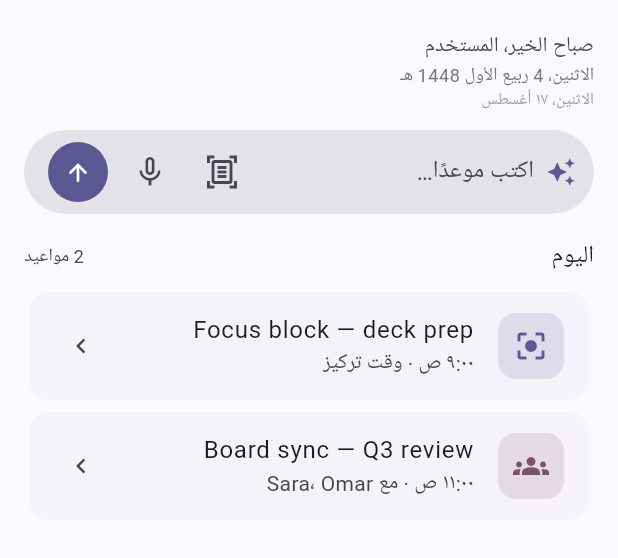
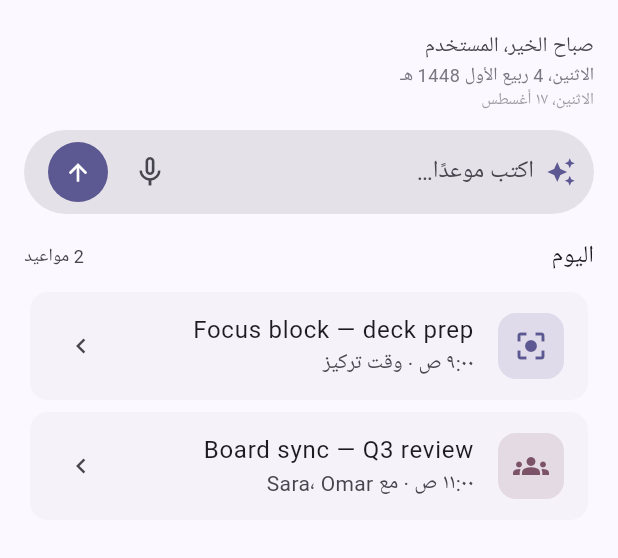
Before and after one commit to FaisalAlMass/meetmind, a Flutter app: the TodayScreen screen opened directly, on a phone screen of 412 x 824 dp, the part 65-623 px from its top. Run offline on Flutter 3.47's test engine with Material 3 defaults, Android fonts, the phone set to English and light mode, and no system bars; our stand-ins replace adhan, flutter_local_notifications, flutter_riverpod, hijri, shared_preferences, speech_to_text and 2 more; accounts and stored records are empty.

Commit message:
Revert "Add document scan / OCR capture input"
This reverts commit 5c5b3c86bec96c9b137f3f286afbd14b0ef5d138.

```diff
--- a/assets/tessdata_config.json
+++ /dev/null
@@ -1,6 +0,0 @@
-{
-  "files": [
-    "eng.traineddata",
-    "ara.traineddata"
-  ]
-}
--- a/lib/capabilities/calendar/presentation/today_screen.dart
+++ b/lib/capabilities/calendar/presentation/today_screen.dart
@@ -1,6 +1,5 @@
 import 'package:flutter/material.dart';
 import 'package:flutter_riverpod/flutter_riverpod.dart';
-import 'package:image_picker/image_picker.dart';
 import 'package:intl/intl.dart';
 import 'package:meetmind/capabilities/calendar/presentation/calendar_screen.dart';
 import 'package:meetmind/capabilities/calendar/presentation/event_detail_screen.dart';
@@ -11,7 +10,6 @@ import 'package:meetmind/core/models.dart';
 import 'package:meetmind/shared/localization/app_strings.dart';
 import 'package:meetmind/shared/localization/hijri_date.dart';
 import 'package:meetmind/shared/localization/locale_provider.dart';
-import 'package:meetmind/shared/services/ocr_service.dart';
 import 'package:meetmind/shared/services/speech_service.dart';
 import 'package:meetmind/shared/services/user_service.dart';
 import 'package:speech_to_text/speech_to_text.dart' as stt;
@@ -72,7 +70,6 @@ class _TodayScreenState extends ConsumerState<TodayScreen> {
   final _input = TextEditingController();
   final _focus = FocusNode();
   bool _listening = false;
-  bool _scanning = false;
 
   @override
   void dispose() {
@@ -134,63 +131,6 @@ class _TodayScreenState extends ConsumerState<TodayScreen> {
       return;
     }
     setState(() => _listening = true);
-  }
-
-  Future<void> _scanDocument(AppStrings s) async {
-    if (!OcrService.instance.isSupported) {
-      ScaffoldMessenger.of(context).showSnackBar(
-        SnackBar(content: Text(s.scanUnsupported)),
-      );
-      return;
-    }
-
-    final source = await showModalBottomSheet<ImageSource>(
-      context: context,
-      builder: (ctx) => SafeArea(
-        child: Column(
-          mainAxisSize: MainAxisSize.min,
-          children: [
-            ListTile(
-              leading: const Icon(Icons.photo_camera_outlined),
-              title: Text(s.scanTakePhoto),
-              onTap: () => Navigator.pop(ctx, ImageSource.camera),
-            ),
-            ListTile(
-              leading: const Icon(Icons.photo_library_outlined),
-              title: Text(s.scanChooseGallery),
-              onTap: () => Navigator.pop(ctx, ImageSource.gallery),
-            ),
-          ],
-        ),
-      ),
-    );
-    if (source == null || !mounted) return;
-
-    final picked = await ImagePicker().pickImage(source: source);
-    if (picked == null || !mounted) return;
-
-    setState(() => _scanning = true);
-    String text;
-    try {
-      text = await OcrService.instance.extractText(picked.path);
-    } catch (_) {
-      text = '';
-    }
-    if (!mounted) return;
-    setState(() => _scanning = false);
-
-    final cleaned = text.replaceAll(RegExp(r'\s+'), ' ').trim();
-    if (cleaned.isEmpty) {
-      ScaffoldMessenger.of(context).showSnackBar(
-        SnackBar(content: Text(s.scanNoTextFound)),
-      );
-      return;
-    }
-
-    _input.text = cleaned;
-    _input.selection = TextSelection.collapsed(offset: _input.text.length);
-    ref.read(captureControllerProvider.notifier).setInput(cleaned);
-    _submit();
   }
 
   String _fmtTime(DateTime d, String lang) => DateFormat.jm(lang).format(d);
@@ -302,28 +242,10 @@ class _TodayScreenState extends ConsumerState<TodayScreen> {
                 onSubmitted: (_) => _submit(),
                 decoration: InputDecoration(
                   border: InputBorder.none,
-                  hintText: _listening
-                      ? s.listeningHint
-                      : (_scanning ? s.scanProcessing : s.captureHint),
+                  hintText: _listening ? s.listeningHint : s.captureHint,
                 ),
               ),
             ),
-            if (_scanning)
-              const Padding(
-                padding: EdgeInsets.all(8),
-                child: SizedBox(
-                  width: 20,
-                  height: 20,
-                  child: CircularProgressIndicator(strokeWidth: 2),
-                ),
-              )
-            else
-              IconButton(
-                tooltip: s.scanInputTooltip,
-                onPressed: () => _scanDocument(s),
-                icon: Icon(Icons.document_scanner_outlined,
-                    color: cs.onSurfaceVariant),
-              ),
             IconButton(
               tooltip: s.voiceInputTooltip,
               onPressed: () => _toggleListening(s, lang),
--- a/lib/shared/localization/app_strings.dart
+++ b/lib/shared/localization/app_strings.dart
@@ -76,12 +76,6 @@ class AppStrings {
         voiceInputTooltip = 'تحدث الآن',
         listeningHint = 'أستمع… تكلم الآن',
         voiceUnavailable = 'التعرف الصوتي غير متاح على هذا الجهاز',
-        scanInputTooltip = 'مسح مستند',
-        scanTakePhoto = 'التقط صورة',
-        scanChooseGallery = 'اختر من المعرض',
-        scanProcessing = 'جاري قراءة المستند…',
-        scanNoTextFound = 'ما قدرت ألقى نص بالصورة',
-        scanUnsupported = 'المسح الضوئي غير مدعوم على هذا الجهاز',
         greeting = ((name) => 'صباح الخير، $name'),
         eventsCount = ((n) => '$n مواعيد'),
         conflictsWith = ((n) => 'يتعارض مع $n موعد'),
@@ -165,12 +159,6 @@ class AppStrings {
         voiceInputTooltip = 'Speak now',
         listeningHint = 'Listening… speak now',
         voiceUnavailable = "Voice input isn't available on this device",
-        scanInputTooltip = 'Scan document',
-        scanTakePhoto = 'Take photo',
-        scanChooseGallery = 'Choose from gallery',
-        scanProcessing = 'Reading document…',
-        scanNoTextFound = "Couldn't find any text in the photo",
-        scanUnsupported = "Document scanning isn't available on this device",
         greeting = ((name) => 'Good morning, $name'),
         eventsCount = ((n) => '$n events'),
         conflictsWith = ((n) => 'Conflicts with $n events'),
@@ -250,12 +238,6 @@ class AppStrings {
   final String voiceInputTooltip;
   final String listeningHint;
   final String voiceUnavailable;
-  final String scanInputTooltip;
-  final String scanTakePhoto;
-  final String scanChooseGallery;
-  final String scanProcessing;
-  final String scanNoTextFound;
-  final String scanUnsupported;
 
   final String Function(String name) greeting;
   final String Function(int n) eventsCount;
--- a/lib/shared/services/ocr_service.dart
+++ /dev/null
@@ -1,22 +0,0 @@
-import 'dart:io' show Platform;
-
-import 'package:flutter/foundation.dart' show kIsWeb;
-import 'package:flutter_tesseract_ocr/flutter_tesseract_ocr.dart';
-
-/// يستخرج نص من صورة عبر Tesseract (عربي + إنجليزي معًا، محليًا على
-/// الجهاز). مدعومة على iOS وAndroid والويب بس — مو macOS/Windows/Linux.
-class OcrService {
-  OcrService._();
-  static final OcrService instance = OcrService._();
-
-  bool get isSupported =>
-      kIsWeb || Platform.isIOS || Platform.isAndroid;
-
-  Future<String> extractText(String imagePath) {
-    return FlutterTesseractOcr.extractText(
-      imagePath,
-      language: 'ara+eng',
-      args: const {'preserve_interword_spaces': '1'},
-    );
-  }
-}
--- a/pubspec.yaml
+++ b/pubspec.yaml
@@ -45,8 +45,6 @@ dependencies:
   adhan: ^2.0.0+1
   hijri: ^3.0.1
   speech_to_text: ^7.4.0
-  image_picker: ^1.2.3
-  flutter_tesseract_ocr: ^0.4.31
 
 dev_dependencies:
   flutter_test:
@@ -69,10 +67,6 @@ flutter:
   # included with your application, so that you can use the icons in
   # the material Icons class.
   uses-material-design: true
-
-  assets:
-    - assets/tessdata_config.json
-    - assets/tessdata/
 
   # To add assets to your application, add an assets section, like this:
   # assets:
```
Also changed, not shown: pubspec.lock, 13 other files.
